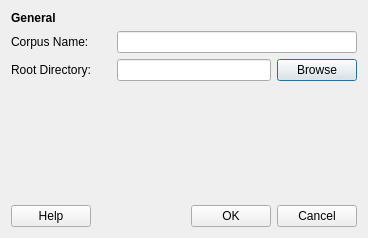
The window that qt_ui/DialogCreateCorpus.ui (FilmColors/VIAN) describes before a commit, drawn with Qt 5.
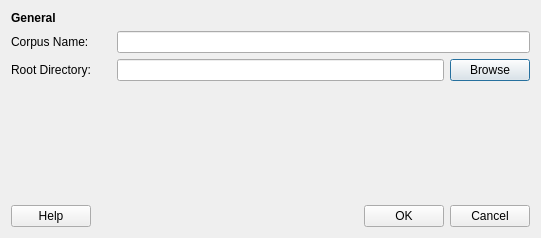
The same window after the commit.

```diff
--- a/qt_ui/DialogCreateCorpus.ui
+++ b/qt_ui/DialogCreateCorpus.ui
@@ -6,7 +6,7 @@
    <rect>
     <x>0</x>
     <y>0</y>
-    <width>368</width>
+    <width>541</width>
     <height>238</height>
    </rect>
   </property>
```
Left out of the diff: 2 changed lines with no effect on the pictures.
